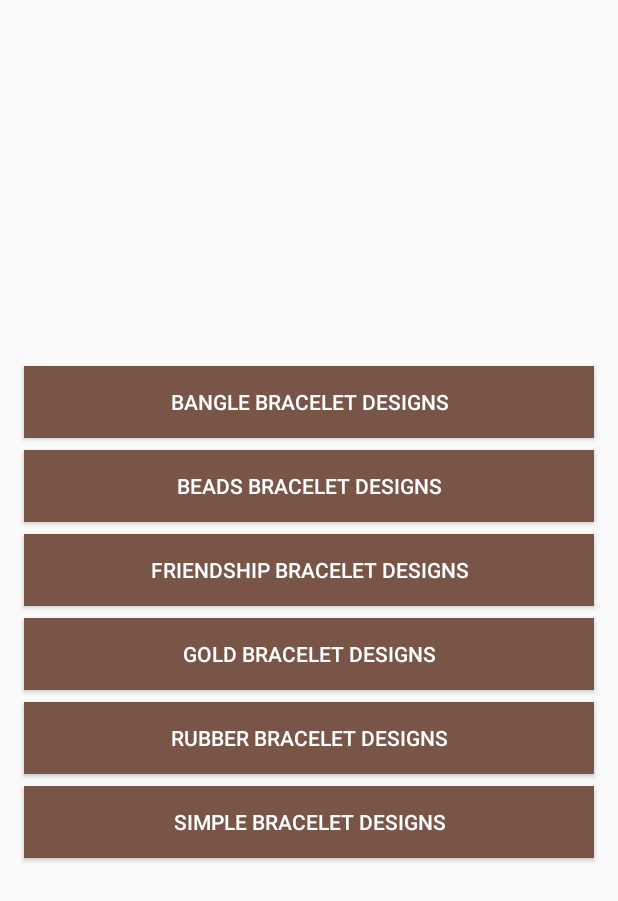
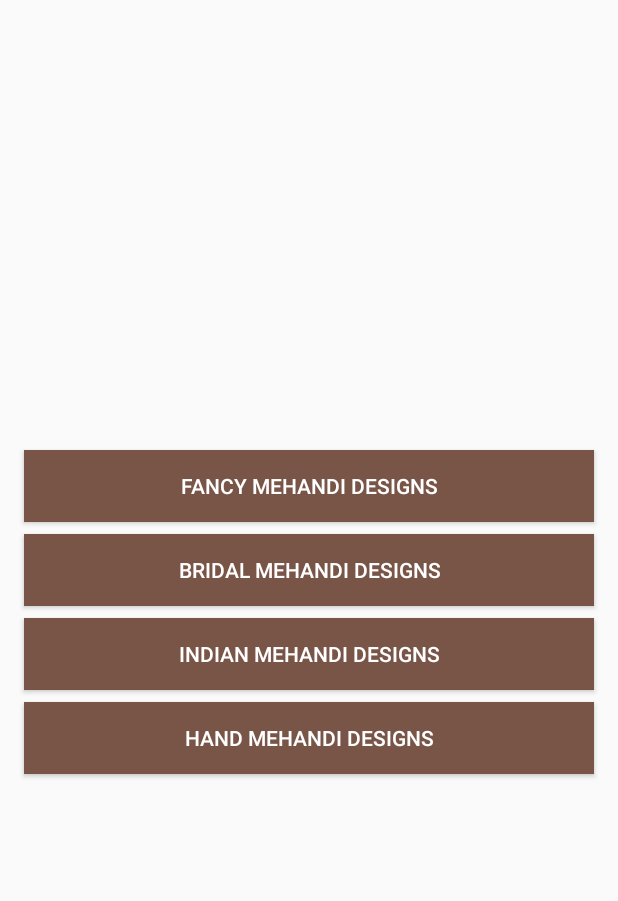
Before and after one commit to appinspire/ImageDesigns, an Android app: the CategoryActivity screen opened directly, with no data from a screen before it, on a phone screen of 412 x 824 dp. Shown: the top 901 px of the screen. Run offline under Robolectric (Android 15) with nearby library versions, the phone set to English and light mode, and no system bars; our stand-ins replace AdMob.

Commit message:
henna design changes

```diff
--- a/app/build.gradle
+++ b/app/build.gradle
@@ -4,7 +4,7 @@ android {
     compileSdkVersion 26
     buildToolsVersion "26.0.2"
     defaultConfig {
-        applicationId "com.optimisedapps.braceletdesigns"
+        applicationId "com.optimisedapps.mehandidesigns"
         minSdkVersion 19
         targetSdkVersion 26
         versionCode 1
--- a/app/src/main/AndroidManifest.xml
+++ b/app/src/main/AndroidManifest.xml
@@ -7,10 +7,10 @@
     <application
         android:allowBackup="true"
         android:hardwareAccelerated="true"
-        android:icon="@drawable/bracelet"
+        android:icon="@drawable/henna_icon"
         android:label="@string/app_name"
         android:largeHeap="true"
-        android:roundIcon="@drawable/bracelet"
+        android:roundIcon="@drawable/henna_icon"
         android:supportsRtl="true"
         android:theme="@style/AppTheme">
         <activity
--- a/app/src/main/java/com/amanapps/imagedesigns/CategoryActivity.java
+++ b/app/src/main/java/com/amanapps/imagedesigns/CategoryActivity.java
@@ -25,10 +25,10 @@ public class CategoryActivity extends AppCompatActivity  implements View.OnClick
     Button buttonCategory2;
     Button buttonCategory3;
     Button buttonCategory4;
-    Button buttonCategory5;
-    Button buttonCategory6;
-    Button buttonCategory7;
-    Button buttonCategory8;
+//    Button buttonCategory5;
+//    Button buttonCategory6;
+//    Button buttonCategory7;
+//    Button buttonCategory8;
     HashMap<Integer,String> categoryNames;
     HashMap<Integer,Integer> categoryIds;
     @Override
@@ -46,8 +46,8 @@ public class CategoryActivity extends AppCompatActivity  implements View.OnClick
         buttonCategory2 = (Button) findViewById(R.id.btn_category2);
         buttonCategory3 = (Button) findViewById(R.id.btn_category3);
         buttonCategory4 = (Button) findViewById(R.id.btn_category4);
-        buttonCategory5 = (Button) findViewById(R.id.btn_category5);
-        buttonCategory6 = (Button) findViewById(R.id.btn_category6);
+//        buttonCategory5 = (Button) findViewById(R.id.btn_category5);
+//        buttonCategory6 = (Button) findViewById(R.id.btn_category6);
 //        buttonCategory7 = (Button) findViewById(R.id.btn_category7);
 //        buttonCategory8 = (Button) findViewById(R.id.btn_category8);
 
@@ -55,8 +55,8 @@ public class CategoryActivity extends AppCompatActivity  implements View.OnClick
         buttonCategory2.setText(categoryNames.get(R.id.btn_category2));
         buttonCategory3.setText(categoryNames.get(R.id.btn_category3));
         buttonCategory4.setText(categoryNames.get(R.id.btn_category4));
-        buttonCategory5.setText(categoryNames.get(R.id.btn_category5));
-        buttonCategory6.setText(categoryNames.get(R.id.btn_category6));
+//        buttonCategory5.setText(categoryNames.get(R.id.btn_category5));
+//        buttonCategory6.setText(categoryNames.get(R.id.btn_category6));
 //        buttonCategory7.setText(categoryNames.get(R.id.btn_category7));
 //        buttonCategory8.setText(categoryNames.get(R.id.btn_category8));
 
@@ -64,8 +64,8 @@ public class CategoryActivity extends AppCompatActivity  implements View.OnClick
         buttonCategory2.setOnClickListener(this);
         buttonCategory3.setOnClickListener(this);
         buttonCategory4.setOnClickListener(this);
-        buttonCategory5.setOnClickListener(this);
-        buttonCategory6.setOnClickListener(this);
+//        buttonCategory5.setOnClickListener(this);
+//        buttonCategory6.setOnClickListener(this);
 //        buttonCategory7.setOnClickListener(this);
 //        buttonCategory8.setOnClickListener(this);
 
@@ -73,21 +73,21 @@ public class CategoryActivity extends AppCompatActivity  implements View.OnClick
 
     private void createCategoriesdata() {
         categoryNames = new HashMap<>();
-        categoryNames.put(R.id.btn_category1,"Bangle Bracelet Designs");
-        categoryNames.put(R.id.btn_category2,"Beads Bracelet Designs");
-        categoryNames.put(R.id.btn_category3,"Friendship Bracelet Designs");
-        categoryNames.put(R.id.btn_category4,"Gold Bracelet Designs");
-        categoryNames.put(R.id.btn_category5,"Rubber Bracelet Designs");
-        categoryNames.put(R.id.btn_category6,"Simple Bracelet Designs");
+        categoryNames.put(R.id.btn_category1,"Fancy Mehandi Designs");
+        categoryNames.put(R.id.btn_category2,"Bridal Mehandi Designs");
+        categoryNames.put(R.id.btn_category3,"Indian Mehandi Designs");
+        categoryNames.put(R.id.btn_category4,"Hand Mehandi Designs");
+//        categoryNames.put(R.id.btn_category5,"Rubber Bracelet Designs");
+//        categoryNames.put(R.id.btn_category6,"Simple Bracelet Designs");
 //        categoryNames.put(R.id.btn_category7,"Women Necklace Designs");
 //        categoryNames.put(R.id.btn_category8,"Women Necklace Designs");
         categoryIds = new HashMap<>();
-        categoryIds.put(R.id.btn_category1,CategoryEnum.BANGLE.getValue());
-        categoryIds.put(R.id.btn_category2,CategoryEnum.BEADS.getValue());
-        categoryIds.put(R.id.btn_category3,CategoryEnum.FRIENDSHIP.getValue());
-        categoryIds.put(R.id.btn_category4,CategoryEnum.GOLD.getValue());
-        categoryIds.put(R.id.btn_category5,CategoryEnum.RUBBER.getValue());
-        categoryIds.put(R.id.btn_category6,CategoryEnum.SIMPLE.getValue());
+        categoryIds.put(R.id.btn_category1,CategoryEnum.FANCY.getValue());
+        categoryIds.put(R.id.btn_category2,CategoryEnum.BRIDAL.getValue());
+        categoryIds.put(R.id.btn_category3,CategoryEnum.INDIAN.getValue());
+        categoryIds.put(R.id.btn_category4,CategoryEnum.HAND.getValue());
+//        categoryIds.put(R.id.btn_category5,CategoryEnum.RUBBER.getValue());
+//        categoryIds.put(R.id.btn_category6,CategoryEnum.SIMPLE.getValue());
 //        categoryIds.put(R.id.btn_category7,CategoryEnum.BEAUTIFUL.getValue());
 //        categoryIds.put(R.id.btn_category8,CategoryEnum.BEAUTIFUL.getValue());
     }
--- a/app/src/main/java/com/amanapps/imagedesigns/Demo.java
+++ b/app/src/main/java/com/amanapps/imagedesigns/Demo.java
@@ -15,7 +15,7 @@ public final class Demo {
     public static List<String> getPosters(String base_url, int count) {
         List<String> imageList = new ArrayList<>();
         for(int i=0;i<count;i++){
-            imageList.add(base_url+"Design"+(i+1)+".jpg?alt=media");
+            imageList.add(base_url+"design"+(i+1)+".jpg?alt=media");
         }
         return imageList;
     }
--- a/app/src/main/java/com/amanapps/imagedesigns/utils/Constants.java
+++ b/app/src/main/java/com/amanapps/imagedesigns/utils/Constants.java
@@ -8,5 +8,5 @@ public class Constants {
     public static final String FIRST_RUN = "first_time_run";
     public static final String BANNER_ID= "admob_banner_id";
     public static final String DATA= "data";
-    public static final String APP_NAME= "braceletdesigns";
+    public static final String APP_NAME= "mehandidesigns";
 }
--- a/app/src/main/res/layout/activity_category.xml
+++ b/app/src/main/res/layout/activity_category.xml
@@ -77,6 +77,7 @@
             android:layout_marginBottom="@dimen/spacing_medium"
             android:id="@+id/btn_category5"
             android:textColor="@color/colorWhite"
+            android:visibility="gone"
             android:text="Diamond Earring Designs"
             android:background="@color/colorPrimary"
             android:layout_width="match_parent"
@@ -86,6 +87,7 @@
             android:layout_marginEnd="@dimen/spacing_medium"
             android:layout_marginBottom="@dimen/spacing_medium"
             android:id="@+id/btn_category6"
+            android:visibility="gone"
             android:textColor="@color/colorWhite"
             android:text="Silk Threaded Earring Designs"
             android:background="@color/colorPrimary"
--- a/app/src/main/res/layout/activity_main.xml
+++ b/app/src/main/res/layout/activity_main.xml
@@ -38,7 +38,7 @@
                         android:layout_weight="8"
                         android:scaleType="centerCrop"
                         android:background="@color/colorLightGrey2"
-                        android:src="@drawable/earing_cover"
+                        android:src="@drawable/henna_cover"
                         android:layout_height="0dp" />
                     <TextView
                         android:layout_width="wrap_content"
--- a/app/src/main/res/values/strings.xml
+++ b/app/src/main/res/values/strings.xml
@@ -1,6 +1,6 @@
 <resources>
-    <string name="app_name">Bracelet Designs</string>
-    <string name="splash_text">Bracelet Designs</string>
+    <string name="app_name">Mehandi Designs</string>
+    <string name="splash_text">Mehandi Designs</string>
     <string name="msg_exit">Are you sure you want to exit?</string>
     <string name="button_cancel">Cancel</string>
     <string name="button_confirm">Confirm</string>
```
Also changed, not shown: app/src/main/java/com/amanapps/imagedesigns/ImagesActivity.java (+8 -14 lines), app/src/main/java/com/amanapps/imagedesigns/enums/CategoryEnum.java (+4 -6 lines), app/src/main/java/com/amanapps/imagedesigns/models/Configuration.java (+4 -6 lines), app/src/main/res/layout/activity_splash.xml (+11 -25 lines), app/src/main/res/drawable/earing_cover.jpg (deleted), app/src/main/res/drawable/henna_cover.jpeg (added), app/src/main/res/drawable/henna_icon.jpg (added), app/src/main/res/drawable/henna_placeholder.jpg (added), app/src/main/res/drawable/henna_splash.jpg (added), app/src/main/res/drawable/pendant.png (deleted), app/src/main/res/drawable/ring_placeholder.png (deleted), 1 other file.
